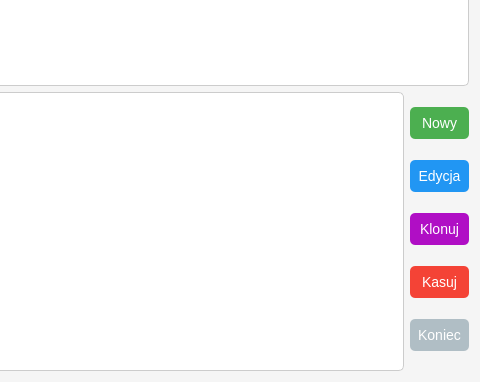
The window that itemList.ui (arekbr/Inwentaryzacja) describes before a commit, drawn with Qt 5; both pictures show x 873 to 1353 and y 236 to 618 of the 1353 by 618 pixel window.
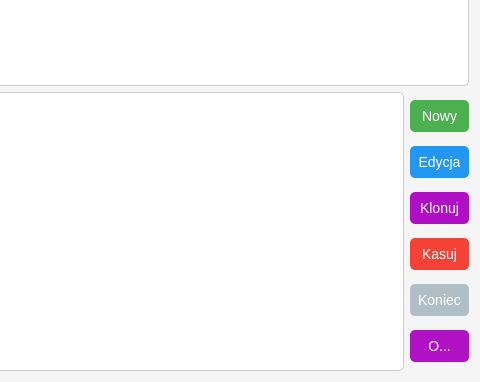
The same window after the commit.

Diff of the .ui file:
```diff
--- a/itemList.ui
+++ b/itemList.ui
@@ -75,6 +75,12 @@
     color: white;
 }
 
+QPushButton#itemList_pushButton_about {
+    background-color: #B011C5;
+    color: white;
+}
+
+
 QPushButton:hover {
     opacity: 0.8;
 }</string>
@@ -138,6 +144,13 @@
          </property>
         </widget>
        </item>
+       <item>
+        <widget class="QPushButton" name="itemList_pushButton_about">
+         <property name="text">
+          <string>O...</string>
+         </property>
+        </widget>
+       </item>
       </layout>
      </item>
     </layout>
```
